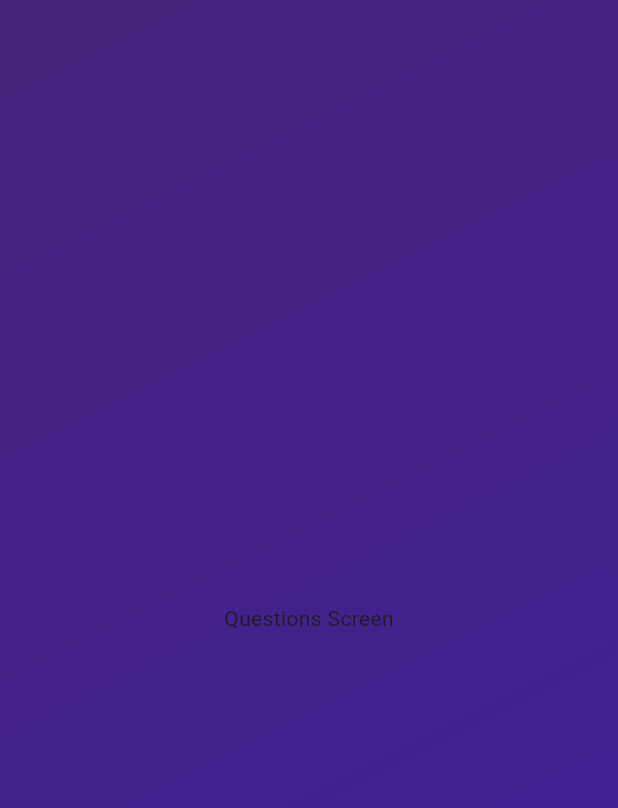
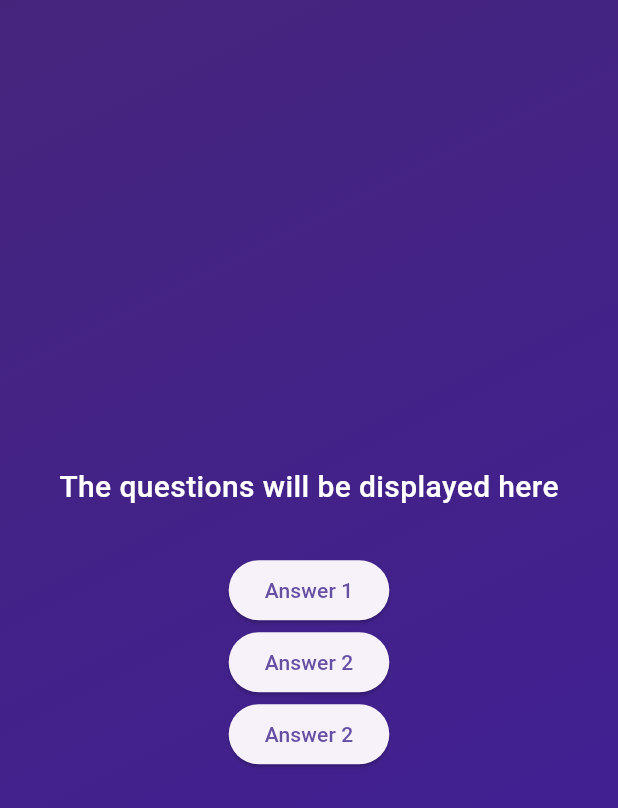
Before and after one commit to Eka051/quizz_app, a Flutter app: the screen it shows after launch, after a tap on "Start Quiz", on a phone screen of 412 x 824 dp. Shown: the top 808 px of the screen. Run offline on Flutter 3.47's test engine with Material 3 defaults, Android fonts, the phone set to English and light mode, and no system bars.

Commit message:
feat: Update QuestionsScreen layout to display question prompt and answer buttons

```diff
--- a/lib/questions_screen.dart
+++ b/lib/questions_screen.dart
@@ -12,6 +12,34 @@ class QuestionsScreen extends StatefulWidget {
 class _QuestionsScreenState extends State<QuestionsScreen> {
   @override
   Widget build(context) {
-    return Center(child: const Text('Questions Screen'));
+    return SizedBox(
+      width: double.infinity,
+      child: Column(
+        mainAxisAlignment: MainAxisAlignment.center,
+        children: [
+          const Text('The questions will be displayed here',
+          style: TextStyle(
+            color: Colors.white,
+            fontSize: 20,
+            fontWeight: FontWeight.w500,
+          ),),
+          const SizedBox(
+            height: 30,
+          ),
+          ElevatedButton(
+            onPressed: () {},
+            child: Text('Answer 1'),
+          ),
+          ElevatedButton(
+            onPressed: () {},
+            child: Text('Answer 2'),
+          ),
+          ElevatedButton(
+            onPressed: () {},
+            child: Text('Answer 2'),
+          ),
+        ],
+      ),
+    );
   }
 }
```
